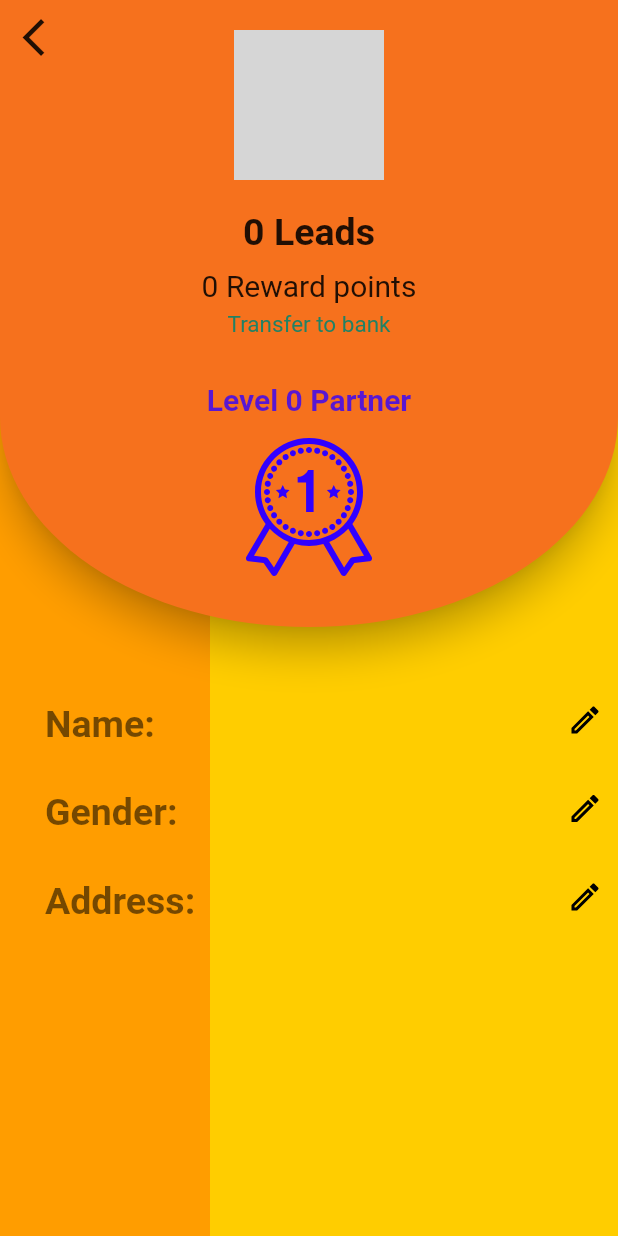
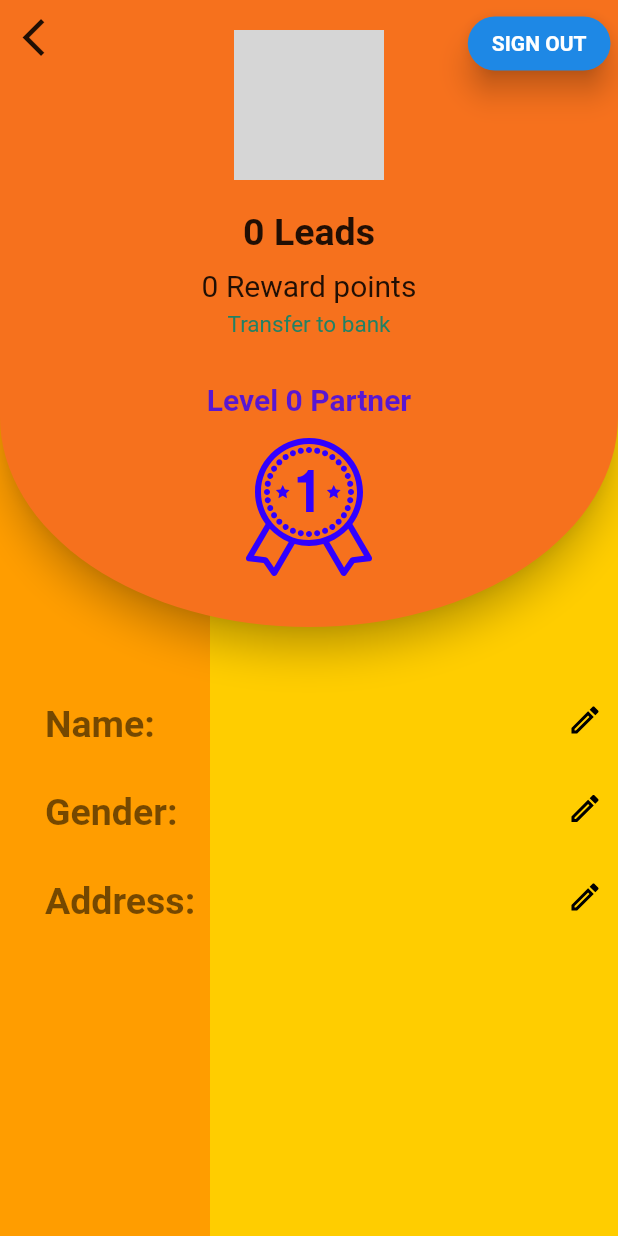
Before and after one commit to sbis04/synd_innovate, a Flutter app: the ProfileScreen screen opened directly, on a phone screen of 412 x 824 dp. Run offline on Flutter 3.47's test engine with Material 2 defaults, Android fonts, the phone set to English and light mode, and no system bars; our stand-ins replace carousel_slider, cloud_firestore, firebase_auth, flushbar, flutter_svg, google_sign_in and 1 more; accounts and stored records are empty; network calls fail; grey boxes are pictures that could not be loaded.

Commit message:
* Added sign out button in profile screen * Restricted rotation to only portrait mode

```diff
--- a/lib/profile_screen.dart
+++ b/lib/profile_screen.dart
@@ -1,6 +1,7 @@
 import 'package:cloud_firestore/cloud_firestore.dart';
 import 'package:flutter/material.dart';
 import 'package:flutter_svg/flutter_svg.dart';
+import 'package:synd_innovate/login_screen.dart';
 import 'package:synd_innovate/profile_info_row.dart';
 import 'package:synd_innovate/sign_in.dart';
 
@@ -185,6 +186,36 @@ class _ProfileScreenState extends State<ProfileScreen> {
               ),
             ),
           ),
+          SafeArea(
+            child: Align(
+              alignment: Alignment.topRight,
+              child: Padding(
+                padding: const EdgeInsets.fromLTRB(0, 5, 5, 0),
+                child: RaisedButton(
+                  elevation: 8,
+                  color: Colors.blue[600],
+                  shape: RoundedRectangleBorder(
+                      borderRadius: BorderRadius.circular(20)),
+                  child: Text(
+                    "SIGN OUT",
+                    style: TextStyle(
+                      color: Colors.white,
+                      fontWeight: FontWeight.bold,
+                    ),
+                  ),
+                  onPressed: () {
+                    signOutGoogle();
+                    Navigator.of(context).pushAndRemoveUntil(
+                      MaterialPageRoute(
+                        builder: (context) => LoginScreen(),
+                      ),
+                      ModalRoute.withName('/'),
+                    );
+                  },
+                ),
+              ),
+            ),
+          ),
         ],
       ),
     );
```
Also changed, not shown: 1 other file.
